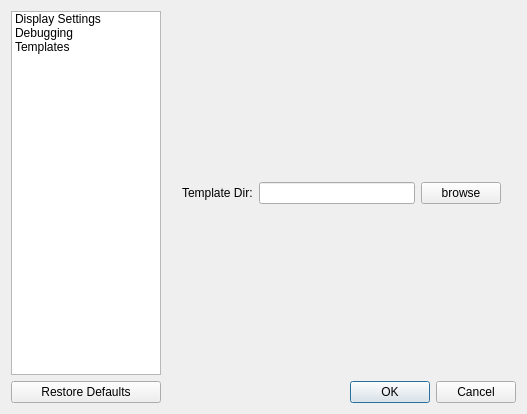
First picture: the form in TIGLViewer/src/TIGLViewerSettingsDialog.ui, repository DLR-SC/tigl, before the edit.
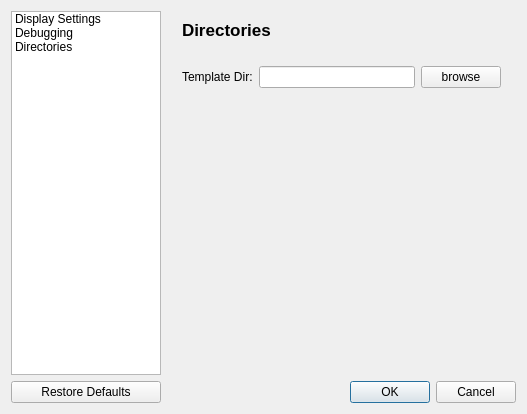
Second picture: the form after the edit. The open tabs and pages were chosen to show the change. Icons and pictures are not drawn.

Commit message: Changed default template directory to be in install path

The edit to the form file:
```diff
--- a/TIGLViewer/src/TIGLViewerSettingsDialog.ui
+++ b/TIGLViewer/src/TIGLViewerSettingsDialog.ui
@@ -673,7 +673,64 @@
       </layout>
      </widget>
      <widget class="QWidget" name="templatesPageDisplaySettings">
-      <layout class="QVBoxLayout" name="verticalLayout_5">
+      <layout class="QVBoxLayout" name="verticalLayout_3">
+       <item>
+        <layout class="QHBoxLayout" name="horizontalLayout_10">
+         <item>
+          <widget class="QLabel" name="label_15">
+           <property name="font">
+            <font>
+             <pointsize>10</pointsize>
+             <weight>75</weight>
+             <bold>true</bold>
+            </font>
+           </property>
+           <property name="text">
+            <string>&lt;html&gt;&lt;head/&gt;&lt;body&gt;&lt;p&gt;&lt;span style=&quot; font-size:13pt;&quot;&gt;Directories&lt;/span&gt;&lt;/p&gt;&lt;/body&gt;&lt;/html&gt;</string>
+           </property>
+          </widget>
+         </item>
+         <item>
+          <spacer name="horizontalSpacer_8">
+           <property name="orientation">
+            <enum>Qt::Horizontal</enum>
+           </property>
+           <property name="sizeHint" stdset="0">
+            <size>
+             <width>40</width>
+             <height>20</height>
+            </size>
+           </property>
+          </spacer>
+         </item>
+         <item>
+          <widget class="QLabel" name="label_16">
+           <property name="text">
+            <string/>
+           </property>
+           <property name="pixmap">
+            <pixmap resource="TIGLViewer.qrc">:/gfx/settings-display.png</pixmap>
+           </property>
+          </widget>
+         </item>
+        </layout>
+       </item>
+       <item>
+        <spacer name="verticalSpacer_7">
+         <property name="orientation">
+          <enum>Qt::Vertical</enum>
+         </property>
+         <property name="sizeType">
+          <enum>QSizePolicy::Maximum</enum>
+         </property>
+         <property name="sizeHint" stdset="0">
+          <size>
+           <width>20</width>
+           <height>20</height>
+          </size>
+         </property>
+        </spacer>
+       </item>
        <item>
         <layout class="QHBoxLayout" name="horizontalLayout_8">
          <item>
@@ -699,6 +756,19 @@
          </item>
         </layout>
        </item>
+       <item>
+        <spacer name="verticalSpacer_6">
+         <property name="orientation">
+          <enum>Qt::Vertical</enum>
+         </property>
+         <property name="sizeHint" stdset="0">
+          <size>
+           <width>20</width>
+           <height>40</height>
+          </size>
+         </property>
+        </spacer>
+       </item>
       </layout>
      </widget>
     </widget>
@@ -729,7 +799,7 @@
      </item>
      <item>
       <property name="text">
-       <string>Templates</string>
+       <string>Directories</string>
       </property>
      </item>
     </widget>
```
Left out of the diff: 2 changed lines with no effect on the pictures. The commit also changes 4 other files.
